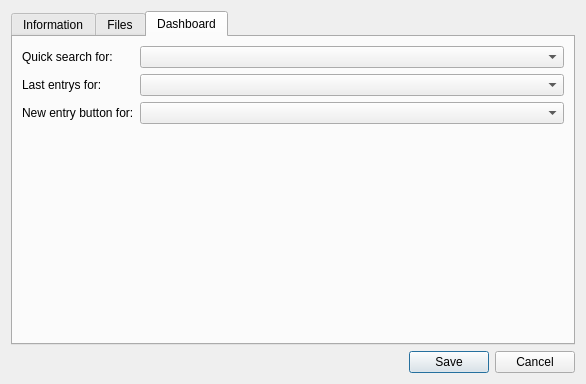
First picture: the form in ui/designer/properties.ui, repository arielvb/collector, before the edit.
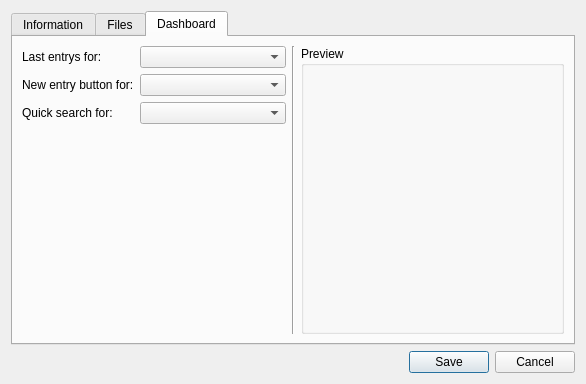
Second picture: the form after the edit. The open tabs and pages were chosen to show the change.

Commit message: Mockup: dashboard preview in properties

Patch:
```diff
--- a/ui/designer/properties.ui
+++ b/ui/designer/properties.ui
@@ -131,7 +131,7 @@
            <property name="title">
             <string>Details</string>
            </property>
-           <layout class="QVBoxLayout" name="verticalLayout_3"/>
+           <layout class="QVBoxLayout" name="details_layout"/>
           </widget>
          </item>
         </layout>
@@ -149,6 +149,8 @@
       <attribute name="title">
        <string>Dashboard</string>
       </attribute>
+      <layout class="QHBoxLayout" name="horizontalLayout_3">
+       <item>
       <layout class="QFormLayout" name="formLayout">
        <item row="1" column="0">
         <widget class="QLabel" name="label_2">
@@ -157,9 +159,6 @@
          </property>
         </widget>
        </item>
-       <item row="1" column="1">
-        <widget class="QComboBox" name="last_entry_combo"/>
-       </item>
        <item row="2" column="0">
         <widget class="QLabel" name="label_3">
          <property name="text">
@@ -167,18 +166,42 @@
          </property>
         </widget>
        </item>
-       <item row="2" column="1">
-        <widget class="QComboBox" name="new_entry_combo"/>
-       </item>
-       <item row="0" column="0">
+         <item row="3" column="0">
         <widget class="QLabel" name="label_4">
          <property name="text">
           <string>Quick search for:</string>
          </property>
         </widget>
        </item>
-       <item row="0" column="1">
+         <item row="1" column="1">
+          <widget class="QComboBox" name="last_entry_combo"/>
+         </item>
+         <item row="2" column="1">
+          <widget class="QComboBox" name="new_entry_combo"/>
+         </item>
+         <item row="3" column="1">
         <widget class="QComboBox" name="search_combo"/>
+         </item>
+        </layout>
+       </item>
+       <item>
+        <widget class="Line" name="line">
+         <property name="orientation">
+          <enum>Qt::Vertical</enum>
+         </property>
+        </widget>
+       </item>
+       <item>
+        <widget class="QGroupBox" name="preview">
+         <property name="title">
+          <string>Preview</string>
+         </property>
+         <layout class="QVBoxLayout" name="preview_layout">
+          <property name="margin">
+           <number>0</number>
+          </property>
+         </layout>
+        </widget>
        </item>
       </layout>
      </widget>
```
Lines whose indentation alone changed are shown as unchanged. The commit also changes 3 other files.
